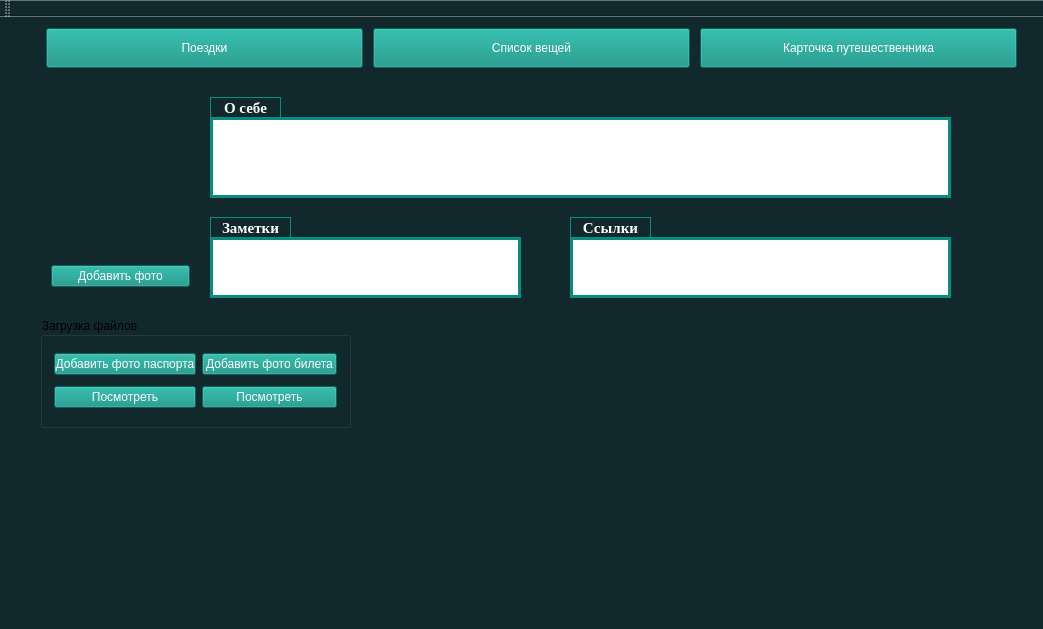
Mrx-x/TravelerGuide, file src/mainwindow.ui: the form before one commit.
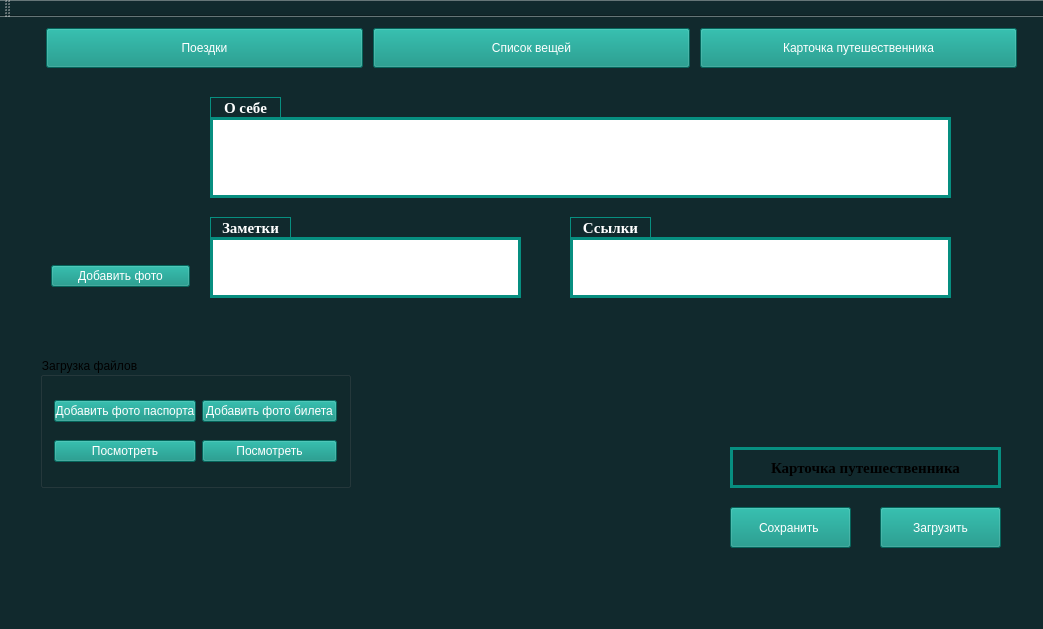
The form after the commit. Icons and pictures are not drawn.

Commit message: Saving and loading a user card

```diff
--- a/src/mainwindow.ui
+++ b/src/mainwindow.ui
@@ -426,9 +426,9 @@
       <property name="geometry">
        <rect>
         <x>0</x>
-        <y>230</y>
+        <y>270</y>
         <width>311</width>
-        <height>111</height>
+        <height>131</height>
        </rect>
       </property>
       <property name="title">
@@ -519,6 +519,69 @@
        </item>
       </layout>
      </widget>
+     <widget class="QPushButton" name="pbSaveCard">
+      <property name="geometry">
+       <rect>
+        <x>690</x>
+        <y>420</y>
+        <width>121</width>
+        <height>41</height>
+       </rect>
+      </property>
+      <property name="styleSheet">
+       <string notr="true">color: rgb(255, 255, 255);
+background-color: rgb(7, 142, 128);</string>
+      </property>
+      <property name="text">
+       <string>Сохранить </string>
+      </property>
+     </widget>
+     <widget class="QLabel" name="lCardTreveler">
+      <property name="geometry">
+       <rect>
+        <x>690</x>
+        <y>360</y>
+        <width>271</width>
+        <height>41</height>
+       </rect>
+      </property>
+      <property name="font">
+       <font>
+        <family>Times New Roman</family>
+        <pointsize>11</pointsize>
+        <weight>75</weight>
+        <bold>true</bold>
+       </font>
+      </property>
+      <property name="styleSheet">
+       <string notr="true">border-style: solid;
+ border-width: 3px; 
+border-color: rgb(7, 142, 128);</string>
+      </property>
+      <property name="text">
+       <string> Карточка путешественника </string>
+      </property>
+      <property name="alignment">
+       <set>Qt::AlignCenter</set>
+      </property>
+     </widget>
+     <widget class="QPushButton" name="pbLoadCard">
+      <property name="geometry">
+       <rect>
+        <x>840</x>
+        <y>420</y>
+        <width>121</width>
+        <height>41</height>
+       </rect>
+      </property>
+      <property name="styleSheet">
+       <string notr="true">color: rgb(255, 255, 255);
+background-color: rgb(7, 142, 128);</string>
+      </property>
+      <property name="text">
+       <string>Загрузить</string>
+      </property>
+     </widget>
     </widget>
    </widget>
    <widget class="QWidget" name="layoutWidget">
```
Left out of the diff: 6 changed lines with no effect on the pictures. The commit also changes 6 other files.
